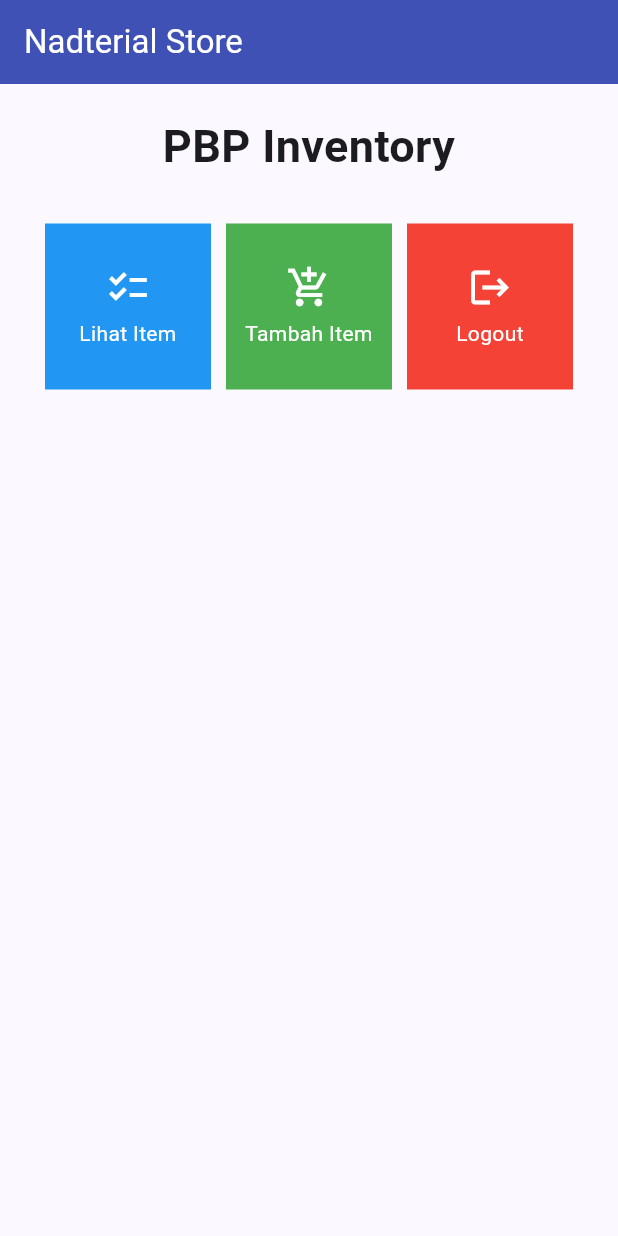
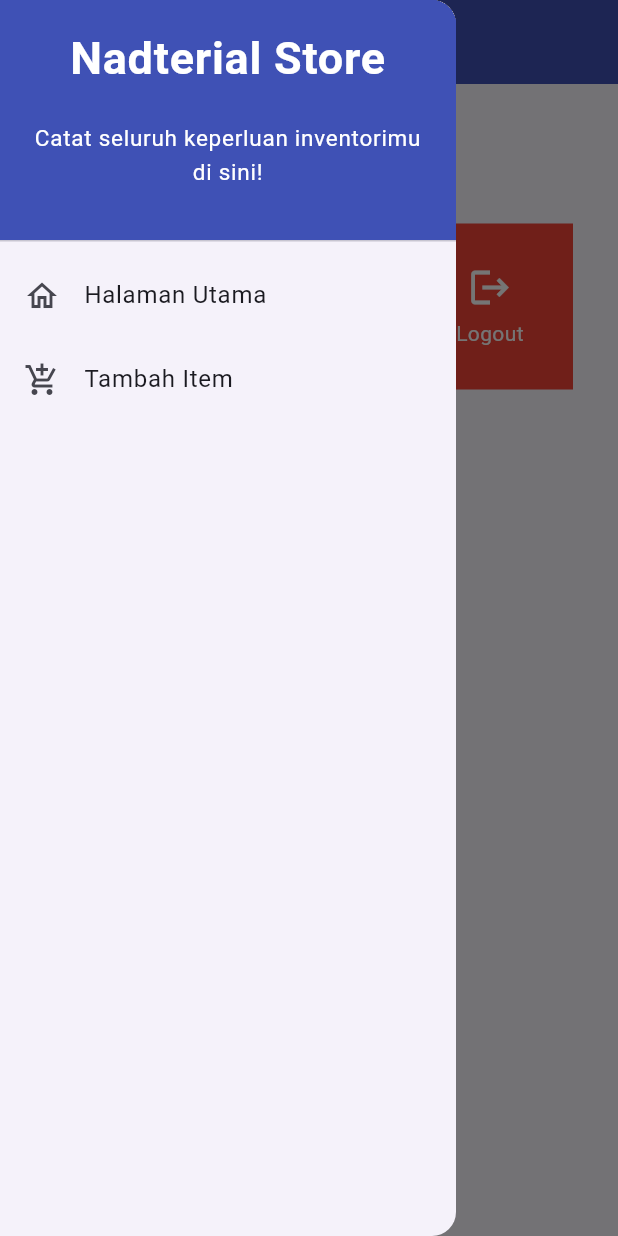
Before and after one commit to nadinezhr/nadterial-store-mobile, a Flutter app: the screen it shows after launch, with the side drawer open (before the commit the screen has no drawer), on a phone screen of 412 x 824 dp. Run offline on Flutter 3.47's test engine with Material 2 defaults, Android fonts, the phone set to English and light mode, and no system bars.

Commit message:
Tugas 8 kurang bonus

```diff
--- a/lib/main.dart
+++ b/lib/main.dart
@@ -1,5 +1,5 @@
 import 'package:flutter/material.dart';
-import 'package:nadterial_store/menu.dart';
+import 'package:nadterial_store/screens/menu.dart';
 
 void main() {
   runApp(const MyApp());
--- a/lib/menu.dart
+++ /dev/null
@@ -1,114 +0,0 @@
-import 'package:flutter/material.dart';
-
-class MyHomePage extends StatelessWidget {
-    MyHomePage({Key? key}) : super(key: key);
-
-    final List<ShopItem> items = [
-        ShopItem("Lihat Item", Icons.checklist, Colors.blue),
-        ShopItem("Tambah Item", Icons.add_shopping_cart, Colors.green),
-        ShopItem("Logout", Icons.logout, Colors.red),
-    ];
-    @override
-    Widget build(BuildContext context) {
-      return Scaffold(
-      appBar: AppBar(
-              title: const Text(
-                'Nadterial Store',
-                style: TextStyle(
-                  color: Colors.white, // Mengatur warna teks menjadi putih
-                ),
-              ),
-            ),
-      body: SingleChildScrollView(
-        // Widget wrapper yang dapat discroll
-        child: Padding(
-          padding: const EdgeInsets.all(10.0), // Set padding dari halaman
-          child: Column(
-            // Widget untuk menampilkan children secara vertikal
-            children: <Widget>[
-              const Padding(
-                padding: EdgeInsets.only(top: 10.0, bottom: 10.0),
-                // Widget Text untuk menampilkan tulisan dengan alignment center dan style yang sesuai
-                child: Text(
-                  'PBP Inventory', // Text yang menandakan toko
-                  textAlign: TextAlign.center,
-                  style: TextStyle(
-                    fontSize: 30,
-                    fontWeight: FontWeight.bold,
-                  ),
-                ),
-              ),
-              // Grid layout
-              GridView.count(
-                // Container pada card kita.
-                primary: true,
-                padding: const EdgeInsets.all(20),
-                crossAxisSpacing: 10,
-                mainAxisSpacing: 10,
-                crossAxisCount: 3,
-                shrinkWrap: true,
-                children: items.map((ShopItem item) {
-                  // Iterasi untuk setiap item
-                  return ShopCard(item);
-                }).toList(),
-              ),
-            ],
-          ),
-        ),
-      ),
-    );
-    }
-}
-
-class ShopItem {
-  final String name;
-  final IconData icon;
-  final Color color;
-
-  ShopItem(this.name, this.icon, this.color);
-}
-
-class ShopCard extends StatelessWidget {
-  final ShopItem item;
-
-  const ShopCard(this.item, {super.key}); // Constructor
-
-  @override
-  Widget build(BuildContext context) {
-    return Material(
-      color: item.color,
-      child: InkWell(
-        // Area responsive terhadap sentuhan
-        onTap: () {
-          // Memunculkan SnackBar ketika diklik
-          ScaffoldMessenger.of(context)
-            ..hideCurrentSnackBar()
-            ..showSnackBar(SnackBar(
-                content: Text("Kamu telah menekan tombol ${item.name}!")));
-        },
-        child: Container(
-          // Container untuk menyimpan Icon dan Text
-          padding: const EdgeInsets.all(8),
-          child: Center(
-            child: Column(
-              mainAxisAlignment: MainAxisAlignment.center,
-              children: [
-                Icon(
-                  item.icon,
-                  color: Colors.white,
-                  size: 30.0,
-                ),
-                const Padding(padding: EdgeInsets.all(3)),
-                Text(
-                  item.name,
-                  textAlign: TextAlign.center,
-                  style: const TextStyle(color: Colors.white),
-                ),
-              ],
-            ),
-          ),
-        ),
-      ),
-    );
-  }
-}
--- /dev/null
+++ b/lib/screens/menu.dart
@@ -0,0 +1,65 @@
+import 'package:flutter/material.dart';
+import 'package:nadterial_store/screens/nadteriallist_form.dart';
+import 'package:nadterial_store/widgets/left_drawer.dart';
+import 'package:nadterial_store/widgets/shop_card.dart';
+
+class MyHomePage extends StatelessWidget {
+    MyHomePage({Key? key}) : super(key: key);
+
+    final List<ShopItem> items = [
+        ShopItem("Lihat Item", Icons.checklist, Colors.blue),
+        ShopItem("Tambah Item", Icons.add_shopping_cart, Colors.green),
+        ShopItem("Logout", Icons.logout, Colors.red),
+    ];
+    @override
+    Widget build(BuildContext context) {
+      return Scaffold(
+      appBar: AppBar(
+              title: const Text(
+                'Nadterial Store',
+                style: TextStyle(
+                  color: Colors.white, // Mengatur warna teks menjadi putih
+                ),
+              ),
+            ),
+      drawer : const LeftDrawer(),
+      body: SingleChildScrollView(
+          // Widget wrapper yang dapat discroll
+        child: Padding(
+        padding: const EdgeInsets.all(10.0), // Set padding dari halaman
+        child: Column(
+          // Widget untuk menampilkan children secara vertikal
+          children: <Widget>[
+            const Padding(
+              padding: EdgeInsets.only(top: 10.0, bottom: 10.0),
+              // Widget Text untuk menampilkan tulisan dengan alignment center dan style yang sesuai
+              child: Text(
+                'PBP Inventory', // Text yang menandakan toko
+                textAlign: TextAlign.center,
+                style: TextStyle(
+                  fontSize: 30,
+                  fontWeight: FontWeight.bold,
+                ),
+              ),
+            ),
+            // Grid layout
+            GridView.count(
+              // Container pada card kita.
+              primary: true,
+              padding: const EdgeInsets.all(20),
+              crossAxisSpacing: 10,
+              mainAxisSpacing: 10,
+              crossAxisCount: 3,
+              shrinkWrap: true,
+              children: items.map((ShopItem item) {
+                // Iterasi untuk setiap item
+                return ShopCard(item);
+              }).toList(),
+            ),
+          ],
+        ),
+      ),
+    ),
+  );
+  }
+}
--- /dev/null
+++ b/lib/widgets/left_drawer.dart
@@ -0,0 +1,76 @@
+import 'package:flutter/material.dart';
+import 'package:nadterial_store/screens/menu.dart';
+import 'package:nadterial_store/screens/nadteriallist_form.dart';
+
+class LeftDrawer extends StatelessWidget {
+  const LeftDrawer({super.key});
+
+  @override
+  Widget build(BuildContext context) {
+    return Drawer(
+      child: ListView(
+        children: [
+          const DrawerHeader(
+            decoration: BoxDecoration(
+              color: Colors.indigo,
+            ),
+            child: Column(
+              children: [
+                Text(
+                  'Nadterial Store',
+                  textAlign: TextAlign.center,
+                  style: TextStyle(
+                    fontSize: 30,
+                    fontWeight: FontWeight.bold,
+                    color: Colors.white,
+                  ),
+                ),
+                Padding(padding: EdgeInsets.all(10)),
+                Text("Catat seluruh keperluan inventorimu di sini!",
+                    // TODO: Tambahkan gaya teks dengan center alignment, font ukuran 15, warna putih, dan weight biasa
+                    textAlign: TextAlign.center, // Center alignment
+                    style: TextStyle(
+                    fontSize: 15, // Font size 15
+                    color: Colors.white, // Text color white
+                    fontWeight: FontWeight.normal, // Normal font weight
+                  ),
+
+                  ),
+              ],
+            ),
+          ),
+
+          // TODO: Bagian routing
+          ListTile(
+            leading: const Icon(Icons.home_outlined),
+            title: const Text('Halaman Utama'),
+            // Bagian redirection ke MyHomePage
+            onTap: () {
+              Navigator.pushReplacement(
+                  context,
+                  MaterialPageRoute(
+                    builder: (context) => MyHomePage(),
+                  ));
+            },
+          ),
+          ListTile(
+            leading: const Icon(Icons.add_shopping_cart),
+            title: const Text('Tambah Item'),
+            // Bagian redirection ke ShopFormPage
+            onTap: () {
+              /*
+              TODO: Buatlah routing ke ShopFormPage di sini,
+              setelah halaman ShopFormPage sudah dibuat.
+              */
+              Navigator.pushReplacement(
+                  context,
+                  MaterialPageRoute(
+                    builder: (context) => ShopFormPage(),
+                ));
+            },
+          ),
+        ],
+      ),
+    );
+  }
+}
--- /dev/null
+++ b/lib/widgets/shop_card.dart
@@ -0,0 +1,66 @@
+import 'package:nadterial_store/screens/nadteriallist_form.dart';
+import 'package:flutter/material.dart';
+import 'package:nadterial_store/screens/menu.dart'; // Impor berkas menu.dart jika diperlukan
+import 'package:nadterial_store/widgets/left_drawer.dart';
+
+class ShopItem {
+  final String name;
+  final IconData icon;
+  final Color color;
+
+  ShopItem(this.name, this.icon, this.color);
+}
+
+class ShopCard extends StatelessWidget {
+  final ShopItem item;
+
+  const ShopCard(this.item, {super.key}); // Constructor
+
+  @override
+  Widget build(BuildContext context) {
+    return Material(
+      color: item.color,
+      child: InkWell(
+        // Area responsive terhadap sentuhan
+        onTap: () {
+          // Memunculkan SnackBar ketika diklik
+          ScaffoldMessenger.of(context)
+            ..hideCurrentSnackBar()
+            ..showSnackBar(SnackBar(
+                content: Text("Kamu telah menekan tombol ${item.name}!")));
+
+          if (item.name == "Tambah Item") {
+          // TODO: Gunakan Navigator.push untuk melakukan navigasi ke MaterialPageRoute yang mencakup ShopFormPage.
+          Navigator.pushReplacement(
+              context,
+              MaterialPageRoute(
+                builder: (context) => ShopFormPage(),
+              ));
+          }
+        },
+        child: Container(
+          // Container untuk menyimpan Icon dan Text
+          padding: const EdgeInsets.all(8),
+          child: Center(
+            child: Column(
+              mainAxisAlignment: MainAxisAlignment.center,
+              children: [
+                Icon(
+                  item.icon,
+                  color: Colors.white,
+                  size: 30.0,
+                ),
+                const Padding(padding: EdgeInsets.all(3)),
+                Text(
+                  item.name,
+                  textAlign: TextAlign.center,
+                  style: const TextStyle(color: Colors.white),
+                ),
+              ],
+            ),
+          ),
+        ),
+      ),
+    );
+  }
+}
```
Also changed, not shown: lib/screens/nadteriallist_form.dart (added, +169 -0 lines), 1 other file.
